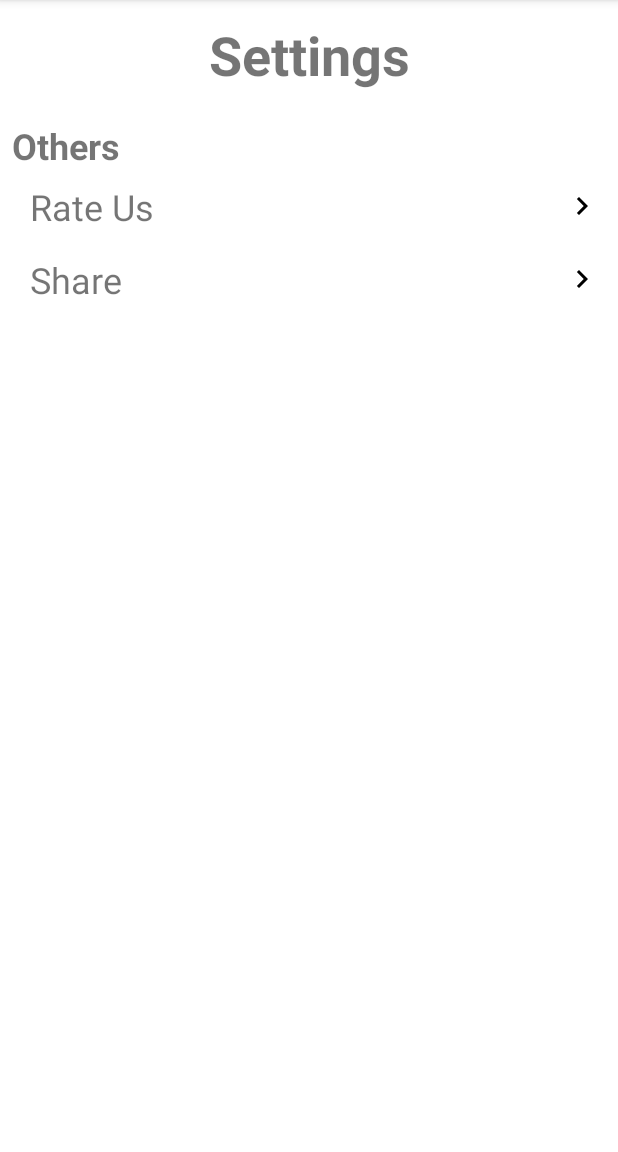
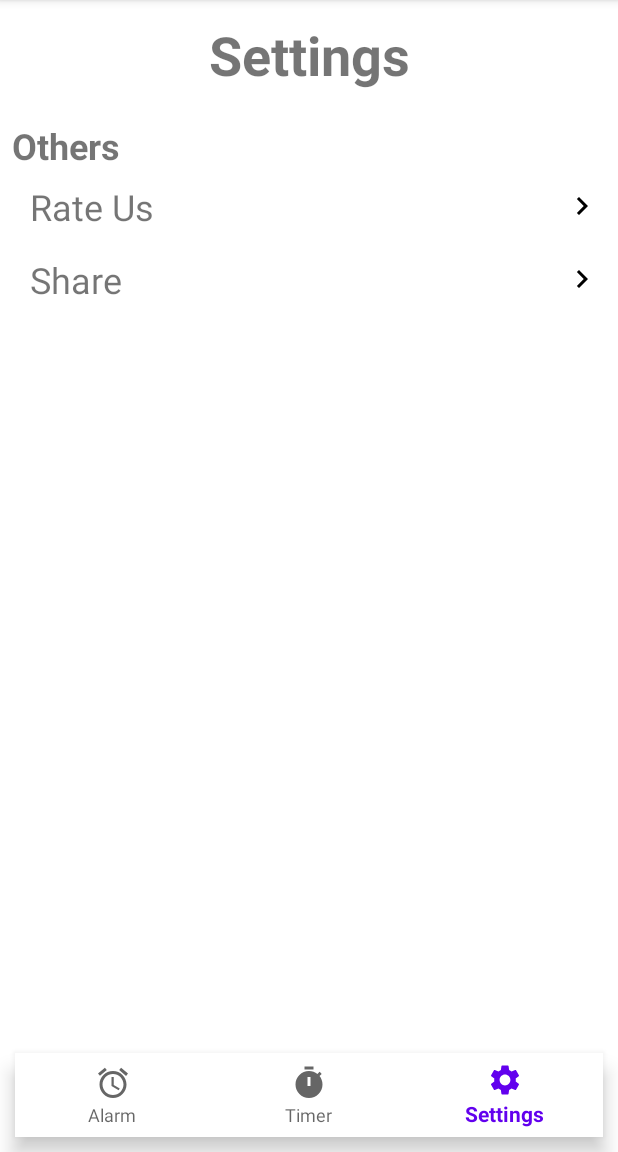
Before and after one commit to ElevativeApps/Jaago, an Android app: the SettingsActivity screen opened directly, with no data from a screen before it, on a phone screen of 412 x 824 dp, the part 84-1236 px from its top. Run offline under Robolectric (Android 15) with nearby library versions, the phone set to English and light mode, and no system bars.

Commit message:
settings bottom navigation fixed

```diff
--- a/app/src/main/java/com/example/jaago/screens/settings/SettingsActivity.kt
+++ b/app/src/main/java/com/example/jaago/screens/settings/SettingsActivity.kt
@@ -12,7 +12,8 @@ class SettingsActivity : BaseActivity() {
 
     override fun onCreate(savedInstanceState: Bundle?) {
         super.onCreate(savedInstanceState)
-        setContentView(R.layout.activity_settings)
+        val fragmentLayout = findViewById<LinearLayout>(R.id.fragment_layout)
+        layoutInflater.inflate(R.layout.activity_settings , fragmentLayout)
 
         val tvRateUs = findViewById<TextView>(R.id.tv_rate_us)
         val llRateUs = findViewById<LinearLayout>(R.id.ll_rate_us)
```
